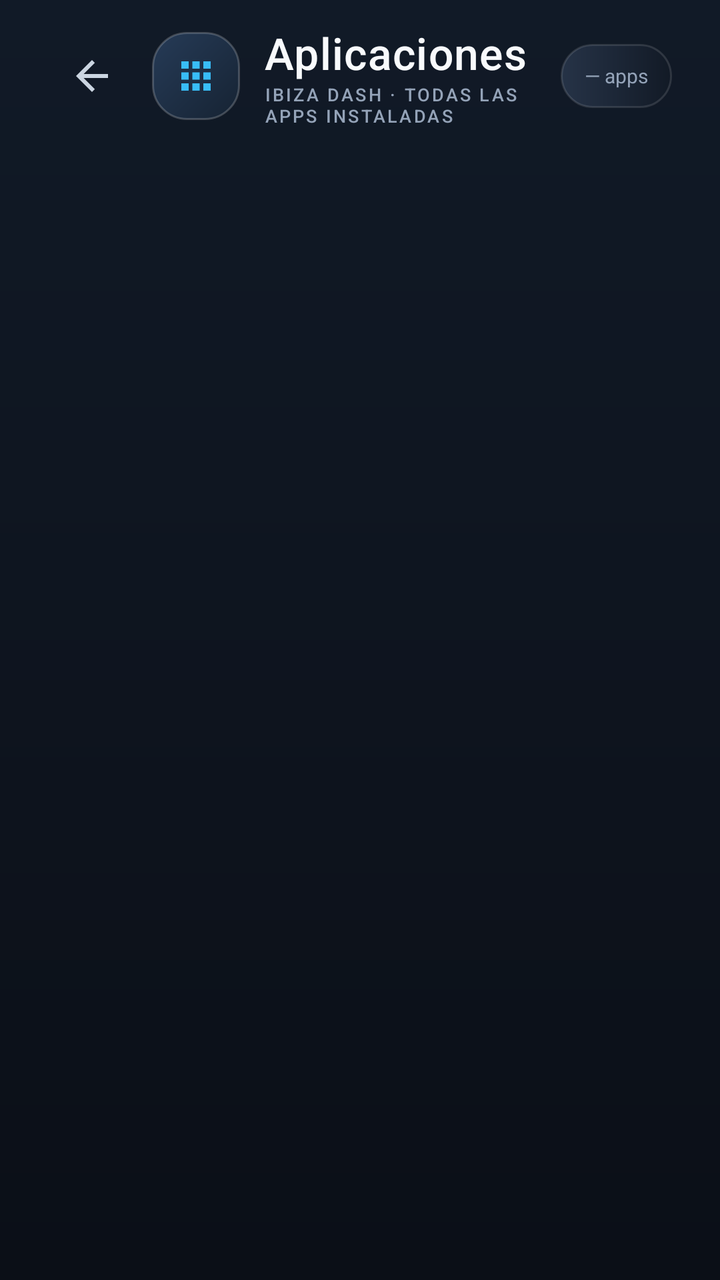
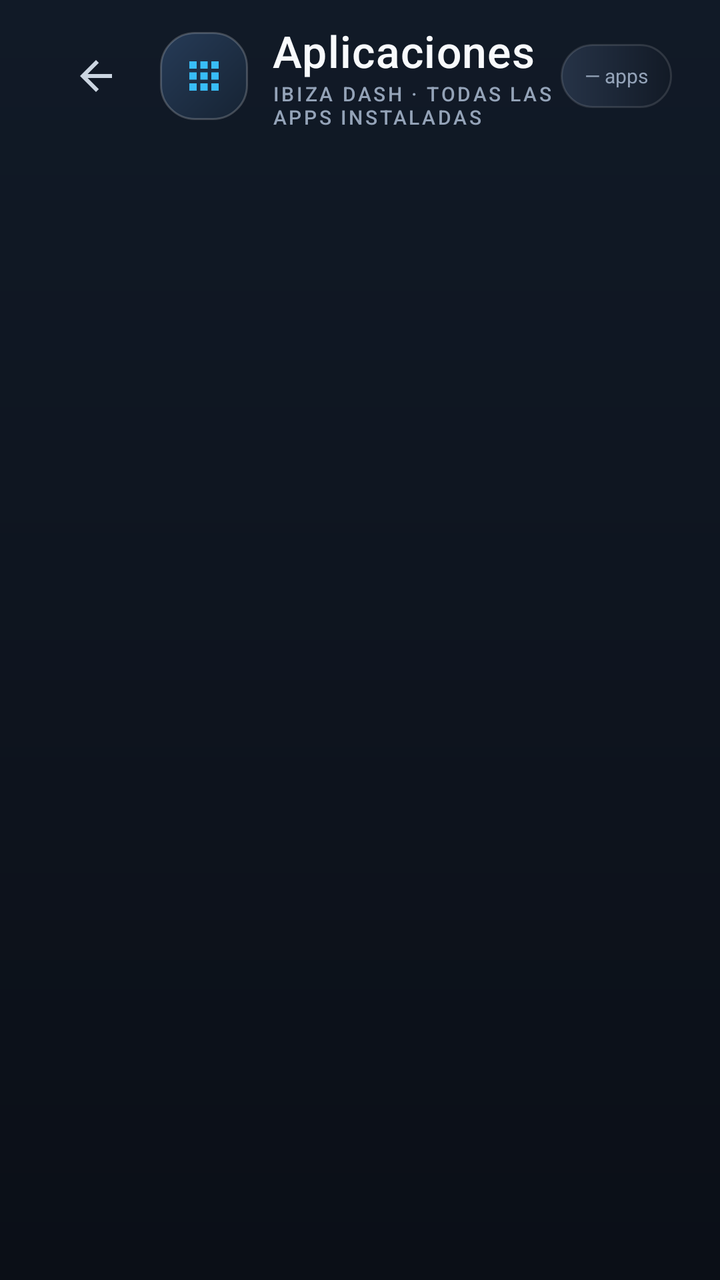

Screens rendered from an Android XML layout before and after an edit, with the pre-edit source and the edit as a unified diff.
<!-- AndroidManifest.xml: application theme Theme.IbizaDash -->
<!-- res/layout/activity_apps.xml -->
<?xml version="1.0" encoding="utf-8"?>
<LinearLayout xmlns:android="http://schemas.android.com/apk/res/android"
    android:layout_width="match_parent"
    android:layout_height="match_parent"
    android:background="@drawable/bg_screen_gradient"
    android:orientation="vertical">

    <LinearLayout
        android:layout_width="match_parent"
        android:layout_height="76dp"
        android:gravity="center_vertical"
        android:orientation="horizontal"
        android:paddingStart="24dp"
        android:paddingEnd="24dp">

        <ImageButton
            android:id="@+id/btnBack"
            android:layout_width="44dp"
            android:layout_height="44dp"
            android:background="?attr/selectableItemBackgroundBorderless"
            android:contentDescription="Atrás"
            android:padding="10dp"
            android:src="@drawable/ic_back"
            android:tint="@color/text_secondary" />

        <FrameLayout
            android:layout_width="44dp"
            android:layout_height="44dp"
            android:layout_marginStart="8dp"
            android:background="@drawable/bg_hero_badge">

            <ImageView
                android:layout_width="22dp"
                android:layout_height="22dp"
                android:layout_gravity="center"
                android:contentDescription="Aplicaciones"
                android:src="@drawable/ic_apps"
                android:tint="@color/accent_sky" />
        </FrameLayout>

        <LinearLayout
            android:layout_width="0dp"
            android:layout_height="wrap_content"
            android:layout_marginStart="12dp"
            android:layout_weight="1"
            android:orientation="vertical">

            <TextView
                android:layout_width="wrap_content"
                android:layout_height="wrap_content"
                android:fontFamily="sans-serif-medium"
                android:letterSpacing="0.02"
                android:text="Aplicaciones"
                android:textColor="@color/text_primary"
                android:textSize="22sp" />

            <TextView
                style="@style/Label"
                android:layout_width="wrap_content"
                android:layout_height="wrap_content"
                android:text="IBIZA DASH · TODAS LAS APPS INSTALADAS" />
        </LinearLayout>

        <TextView
            android:id="@+id/appsCount"
            android:layout_width="wrap_content"
            android:layout_height="32dp"
            android:background="@drawable/bg_chip_glass"
            android:fontFeatureSettings="tnum"
            android:gravity="center"
            android:paddingStart="12dp"
            android:paddingEnd="12dp"
            android:text="— apps"
            android:textColor="@color/text_muted"
            android:textSize="10sp" />
    </LinearLayout>

    <GridView
        android:id="@+id/grid"
        android:layout_width="match_parent"
        android:layout_height="match_parent"
        android:columnWidth="142dp"
        android:horizontalSpacing="14dp"
        android:numColumns="6"
        android:paddingStart="24dp"
        android:paddingTop="4dp"
        android:paddingEnd="24dp"
        android:paddingBottom="24dp"
        android:stretchMode="columnWidth"
        android:verticalSpacing="14dp" />
</LinearLayout>
<!-- resources referenced by this layout -->
<resources>
  <color name="accent_sky">#38BDF8</color>
  <color name="text_muted">#94A3B8</color>
  <color name="text_primary">#F8FAFC</color>
  <color name="text_secondary">#CBD5E1</color>
  <!-- drawable bg_chip_glass (drawable) -->
  <?xml version="1.0" encoding="utf-8"?>
  <shape xmlns:android="http://schemas.android.com/apk/res/android">
      <gradient
          android:angle="0"
          android:endColor="#121A26"
          android:startColor="#263347" />
      <corners android:radius="@dimen/radius_chip" />
      <stroke
          android:width="1dp"
          android:color="@color/glass_border" />
  </shape>
  <!-- drawable bg_hero_badge (drawable) -->
  <?xml version="1.0" encoding="utf-8"?>
  <shape xmlns:android="http://schemas.android.com/apk/res/android">
      <gradient
          android:angle="315"
          android:endColor="#162333"
          android:startColor="#263B57" />
      <corners android:radius="17dp" />
      <stroke
          android:width="1dp"
          android:color="#33FFFFFF" />
  </shape>
  <!-- drawable bg_screen_gradient (drawable) -->
  <?xml version="1.0" encoding="utf-8"?>
  <shape xmlns:android="http://schemas.android.com/apk/res/android">
      <gradient
          android:angle="270"
          android:endColor="#0B0F17"
          android:startColor="#111A27" />
  </shape>
  <!-- drawable ic_apps (drawable) -->
  <?xml version="1.0" encoding="utf-8"?>
  <vector xmlns:android="http://schemas.android.com/apk/res/android"
      android:width="24dp"
      android:height="24dp"
      android:viewportWidth="24"
      android:viewportHeight="24">
      <path
          android:fillColor="#FFFFFFFF"
          android:pathData="M4,4H8V8H4V4M10,4H14V8H10V4M16,4H20V8H16V4M4,10H8V14H4V10M10,10H14V14H10V10M16,10H20V14H16V10M4,16H8V20H4V16M10,16H14V20H10V16M16,16H20V20H16V16Z" />
  </vector>
  <!-- drawable ic_back (drawable) -->
  <?xml version="1.0" encoding="utf-8"?>
  <vector xmlns:android="http://schemas.android.com/apk/res/android"
      android:width="24dp"
      android:height="24dp"
      android:viewportWidth="24"
      android:viewportHeight="24">
      <path
          android:fillColor="#FFFFFFFF"
          android:pathData="M20,11H7.83l5.59-5.59L12,4l-8,8 8,8 1.41-1.41L7.83,13H20v-2z" />
  </vector>
  <style name="Label">
          <item name="android:textColor">@color/text_muted</item>
          <item name="android:textSize">@dimen/label_size</item>
          <item name="android:letterSpacing">0.12</item>
          <item name="android:textAllCaps">true</item>
          <item name="android:fontFamily">sans-serif-medium</item>
      </style>
  <style name="Theme.IbizaDash" parent="Theme.AppCompat.NoActionBar">
          <item name="android:windowBackground">@color/obsidian_900</item>
          <item name="android:windowFullscreen">true</item>
          <item name="android:windowContentOverlay">@null</item>
          <item name="android:statusBarColor">@android:color/transparent</item>
          <item name="android:navigationBarColor">@android:color/transparent</item>
          <item name="android:windowLightStatusBar">false</item>
          <item name="colorPrimary">@color/accent_sky</item>
          <item name="colorPrimaryDark">@color/obsidian_900</item>
          <item name="colorAccent">@color/accent_sky</item>
          <item name="android:textColorPrimary">@color/text_primary</item>
          <item name="android:textColorSecondary">@color/text_muted</item>
      </style>
  <dimen name="radius_chip">26dp</dimen>
  <color name="glass_border">#1FFFFFFF</color>
  <dimen name="label_size">9sp</dimen>
  <color name="obsidian_900">#0B0F17</color>
</resources>

<!-- the commit's change to res/layout/activity_apps.xml (unified diff, before → after) -->
@@ -15,8 +15,8 @@
 
         <ImageButton
             android:id="@+id/btnBack"
-            android:layout_width="44dp"
-            android:layout_height="44dp"
+            android:layout_width="48dp"
+            android:layout_height="48dp"
             android:background="?attr/selectableItemBackgroundBorderless"
             android:contentDescription="Atrás"
             android:padding="10dp"
<!-- resource entries referenced after the edit -->
@@ -80,7 +80,7 @@
       </style>
   <dimen name="radius_chip">26dp</dimen>
   <color name="glass_border">#1FFFFFFF</color>
-  <dimen name="label_size">9sp</dimen>
+  <dimen name="label_size">10sp</dimen>
   <color name="obsidian_900">#0B0F17</color>
 </resources>
 
